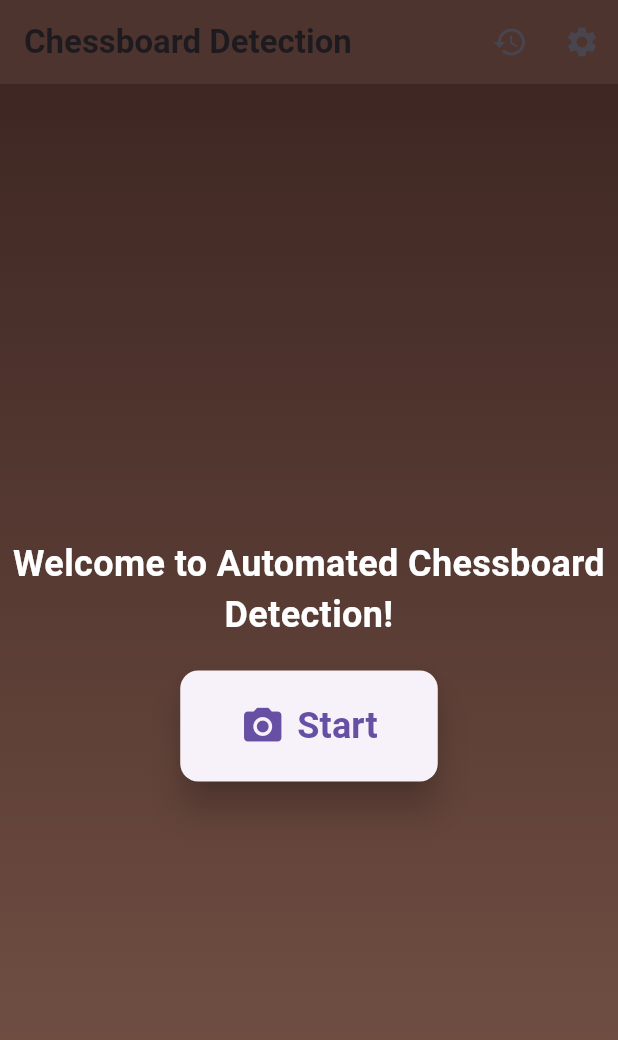
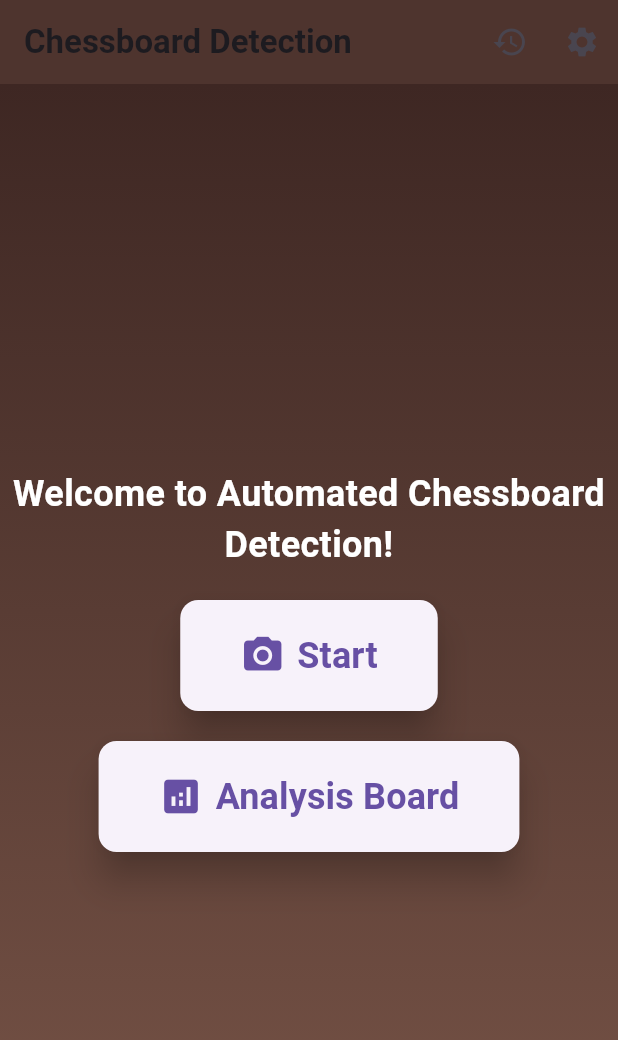
Before and after one commit to Marko2707/AutomatedChessDetection, a Flutter app: the screen it shows after launch, on a phone screen of 412 x 824 dp. Shown: the top 1040 px of the screen. Run offline on Flutter 3.47's test engine with Material 3 defaults, Android fonts, the light colour scheme and no system bars; our stand-ins replace camera, image_picker; missing offline and left inert: chess, editable_chess_board.

Commit message:
board editor

```diff
--- a/app/lib/screens/camera_screen.dart
+++ b/app/lib/screens/camera_screen.dart
@@ -1,6 +1,8 @@
 // camera_screen.dart
 import 'package:flutter/material.dart';
 import 'package:camera/camera.dart';
+
+import 'board_editor_screen.dart';
 
 class CameraScreen extends StatefulWidget {
   @override
@@ -50,6 +52,7 @@ class _CameraScreenState extends State<CameraScreen> {
           final image = await _controller!.takePicture();
           // Process the image here
           Navigator.pop(context);
+          Navigator.push(context, MaterialPageRoute(builder: (context) => EditorPage(title: 'Analysis Board', startFEN: 'rnbqkbnr/pppppppp/8/8/8/8/PPPPPPPP/RNBQKBNR w KQkq - 0 1',)));
         },
         child: Icon(Icons.camera),
       ),
--- a/app/lib/screens/home_screen.dart
+++ b/app/lib/screens/home_screen.dart
@@ -1,8 +1,10 @@
 import 'package:flutter/material.dart';
+import 'board_editor_screen.dart';
 import 'camera_screen.dart';
 import 'upload_screen.dart';
 import 'history_screen.dart';
 import 'settings_screen.dart';
+import 'board_editor_screen.dart'; // Importiere die EditorPage
 
 class HomeScreen extends StatelessWidget {
   @override
@@ -73,6 +75,32 @@ class HomeScreen extends StatelessWidget {
                   _showImagePickerDialog(context);
                 },
               ),
+              SizedBox(height: 20), // Abstand zwischen den Buttons
+              ElevatedButton.icon(
+                icon: Icon(Icons.analytics, size: 30),
+                label: Text(
+                  'Analysis Board',
+                  style: TextStyle(fontSize: 24, fontWeight: FontWeight.bold),
+                ),
+                style: ElevatedButton.styleFrom(
+                  padding: EdgeInsets.symmetric(horizontal: 40, vertical: 20),
+                  shape: RoundedRectangleBorder(
+                    borderRadius: BorderRadius.circular(12),
+                  ),
+                  elevation: 10,
+                ),
+                onPressed: () {
+                  Navigator.push(
+                    context,
+                    MaterialPageRoute(
+                      builder: (context) => EditorPage(
+                        title: 'Analysis Board',
+                        startFEN: 'rnbqkbnr/pppppppp/8/8/8/8/PPPPPPPP/RNBQKBNR w KQkq - 0 1',
+                      ),
+                    ),
+                  );
+                },
+              ),
             ],
           ),
         ),
--- a/app/lib/screens/upload_screen.dart
+++ b/app/lib/screens/upload_screen.dart
@@ -2,6 +2,8 @@
 import 'package:flutter/material.dart';
 import 'package:image_picker/image_picker.dart';
 import 'dart:io';
+
+import 'board_editor_screen.dart';
 
 class UploadScreen extends StatelessWidget {
   final ImagePicker _picker = ImagePicker();
@@ -13,6 +15,7 @@ class UploadScreen extends StatelessWidget {
       final imageFile = File(pickedFile.path);
       // Process the image here
       Navigator.pop(context);
+      Navigator.push(context, MaterialPageRoute(builder: (context) => EditorPage(title: 'Analysis Board', startFEN: 'rnbqkbnr/pppppppp/8/8/8/8/PPPPPPPP/RNBQKBNR w KQkq - 0 1',)));
     }
   }
 
--- a/app/pubspec.yaml
+++ b/app/pubspec.yaml
@@ -36,6 +36,8 @@ dependencies:
   # The following adds the Cupertino Icons font to your application.
   # Use with the CupertinoIcons class for iOS style icons.
   cupertino_icons: ^1.0.8
+  flutter_chess_board: ^1.0.1
+  editable_chess_board: ^0.1.4
 
 dev_dependencies:
   flutter_test:
```
Also changed, not shown: app/lib/screens/board_editor_screen.dart (+91 -4 lines), app/pubspec.lock.
